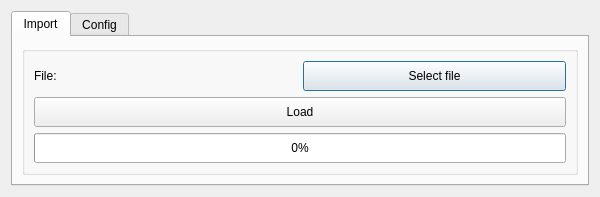
Before: the Qt Designer form visulalisation_module/load_srt_UI.ui in lewelyn7/Python-subtitles-translator, drawn with Qt 5.
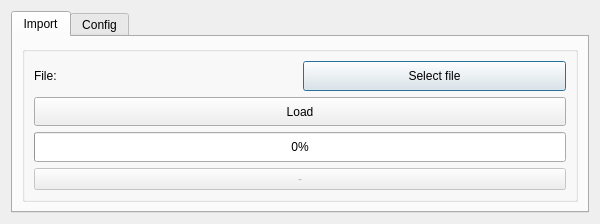
After: the same form once the commit is applied.

```diff
--- a/visulalisation_module/load_srt_UI.ui
+++ b/visulalisation_module/load_srt_UI.ui
@@ -7,7 +7,7 @@
     <x>0</x>
     <y>0</y>
     <width>600</width>
-    <height>197</height>
+    <height>224</height>
    </rect>
   </property>
   <property name="minimumSize">
@@ -19,7 +19,7 @@
   <property name="maximumSize">
    <size>
     <width>16777215</width>
-    <height>197</height>
+    <height>224</height>
    </size>
   </property>
   <property name="windowTitle">
@@ -91,6 +91,16 @@
             </property>
            </widget>
           </item>
+          <item row="3" column="0" colspan="2">
+           <widget class="QPushButton" name="proceed_btn">
+            <property name="enabled">
+             <bool>false</bool>
+            </property>
+            <property name="text">
+             <string>-</string>
+            </property>
+           </widget>
+          </item>
          </layout>
         </widget>
        </item>
```
Left out of the diff: 47 changed lines with no effect on the pictures.
